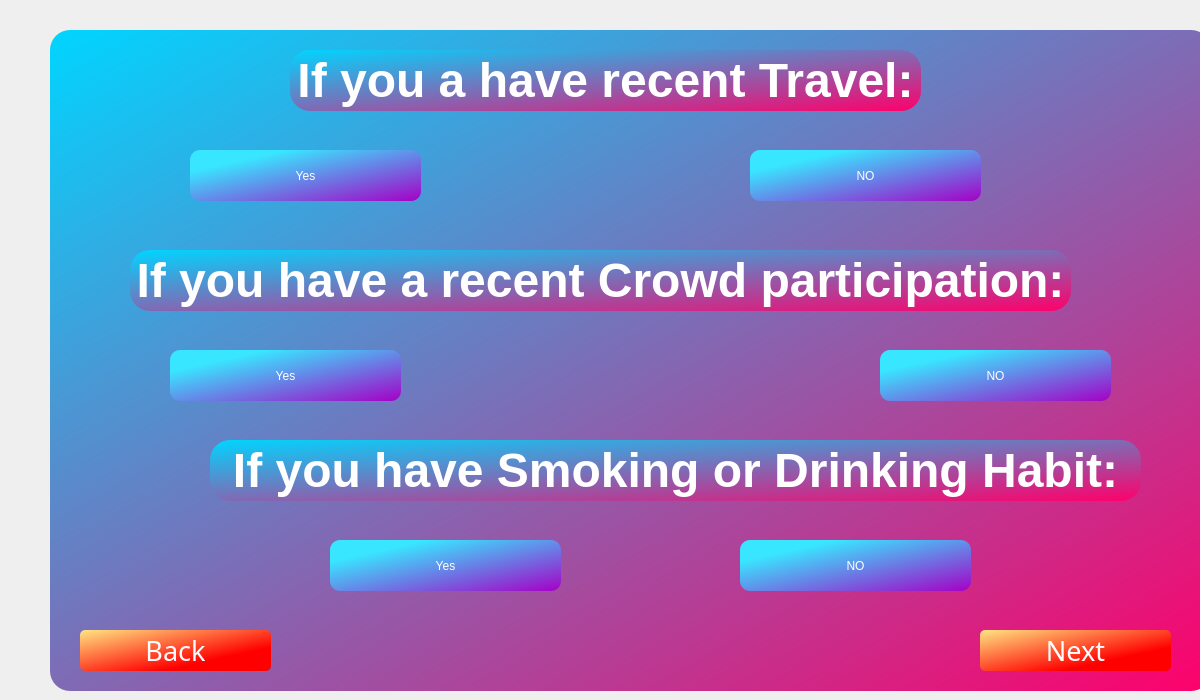
Qt form CoviCURE/Forms/Rapidcovid/quepage2.ui (ayush-regmi/CoviCURE) before a commit.
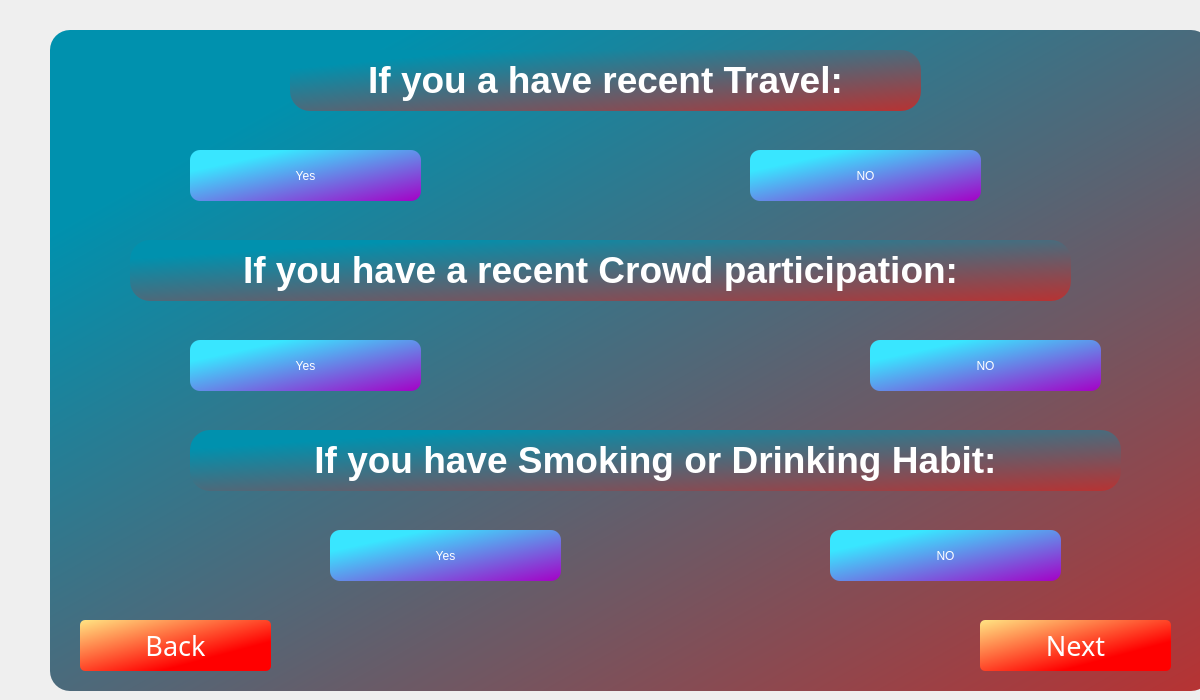
The same form after that commit.

```diff
--- a/CoviCURE/Forms/Rapidcovid/quepage2.ui
+++ b/CoviCURE/Forms/Rapidcovid/quepage2.ui
@@ -26,7 +26,7 @@
     </rect>
    </property>
    <property name="styleSheet">
-    <string notr="true">background-color: qlineargradient(spread:reflect, x1:0, y1:0, x2:1, y2:1, stop:0 rgba(0, 213, 255, 255), stop:1 rgba(255, 0, 106, 255));
+    <string notr="true">background-color: qlineargradient(spread:reflect, x1:0, y1:0, x2:1, y2:1, stop:0.153409 rgba(0, 145, 174, 255), stop:1 rgba(184, 50, 50, 255));
 border-radius: 20px;</string>
    </property>
    <property name="title">
@@ -66,7 +66,7 @@
 </string>
     </property>
     <property name="text">
-     <string>&lt;html&gt;&lt;head/&gt;&lt;body&gt;&lt;p&gt;If you a have recent Travel:&lt;/p&gt;&lt;/body&gt;&lt;/html&gt;</string>
+     <string>&lt;html&gt;&lt;head/&gt;&lt;body&gt;&lt;p&gt;&lt;span style=&quot; font-size:28pt;&quot;&gt;If you a have recent Travel:&lt;/span&gt;&lt;/p&gt;&lt;/body&gt;&lt;/html&gt;</string>
     </property>
     <property name="alignment">
      <set>Qt::AlignCenter</set>
@@ -126,7 +126,7 @@
     <property name="geometry">
      <rect>
       <x>80</x>
-      <y>220</y>
+      <y>210</y>
       <width>941</width>
       <height>61</height>
      </rect>
@@ -153,7 +153,7 @@
 </string>
     </property>
     <property name="text">
-     <string>&lt;html&gt;&lt;head/&gt;&lt;body&gt;&lt;p&gt;If you have a recent Crowd participation:&lt;/p&gt;&lt;/body&gt;&lt;/html&gt;</string>
+     <string>&lt;html&gt;&lt;head/&gt;&lt;body&gt;&lt;p&gt;&lt;span style=&quot; font-size:28pt;&quot;&gt;If you have a recent Crowd participation:&lt;/span&gt;&lt;/p&gt;&lt;/body&gt;&lt;/html&gt;</string>
     </property>
     <property name="alignment">
      <set>Qt::AlignCenter</set>
@@ -162,8 +162,8 @@
    <widget class="QPushButton" name="que5_opt1">
     <property name="geometry">
      <rect>
-      <x>120</x>
-      <y>320</y>
+      <x>140</x>
+      <y>310</y>
       <width>231</width>
       <height>51</height>
      </rect>
@@ -187,8 +187,8 @@
    <widget class="QPushButton" name="que5_opt2">
     <property name="geometry">
      <rect>
-      <x>830</x>
-      <y>320</y>
+      <x>820</x>
+      <y>310</y>
       <width>231</width>
       <height>51</height>
      </rect>
@@ -212,8 +212,8 @@
    <widget class="QLabel" name="que6">
     <property name="geometry">
      <rect>
-      <x>160</x>
-      <y>410</y>
+      <x>140</x>
+      <y>400</y>
       <width>931</width>
       <height>61</height>
      </rect>
@@ -240,7 +240,7 @@
 </string>
     </property>
     <property name="text">
-     <string>&lt;html&gt;&lt;head/&gt;&lt;body&gt;&lt;p&gt;If you have Smoking or Drinking Habit:&lt;/p&gt;&lt;/body&gt;&lt;/html&gt;</string>
+     <string>&lt;html&gt;&lt;head/&gt;&lt;body&gt;&lt;p&gt;&lt;span style=&quot; font-size:28pt;&quot;&gt;If you have Smoking or Drinking Habit:&lt;/span&gt;&lt;/p&gt;&lt;/body&gt;&lt;/html&gt;</string>
     </property>
     <property name="alignment">
      <set>Qt::AlignCenter</set>
@@ -250,7 +250,7 @@
     <property name="geometry">
      <rect>
       <x>280</x>
-      <y>510</y>
+      <y>500</y>
       <width>231</width>
       <height>51</height>
      </rect>
@@ -274,8 +274,8 @@
    <widget class="QPushButton" name="que6_opt2">
     <property name="geometry">
      <rect>
-      <x>690</x>
-      <y>510</y>
+      <x>780</x>
+      <y>500</y>
       <width>231</width>
       <height>51</height>
      </rect>
@@ -300,9 +300,9 @@
     <property name="geometry">
      <rect>
       <x>30</x>
-      <y>600</y>
+      <y>590</y>
       <width>191</width>
-      <height>41</height>
+      <height>51</height>
      </rect>
     </property>
     <property name="sizePolicy">
@@ -333,9 +333,9 @@
     <property name="geometry">
      <rect>
       <x>930</x>
-      <y>600</y>
+      <y>590</y>
       <width>191</width>
-      <height>41</height>
+      <height>51</height>
      </rect>
     </property>
     <property name="sizePolicy">
```
